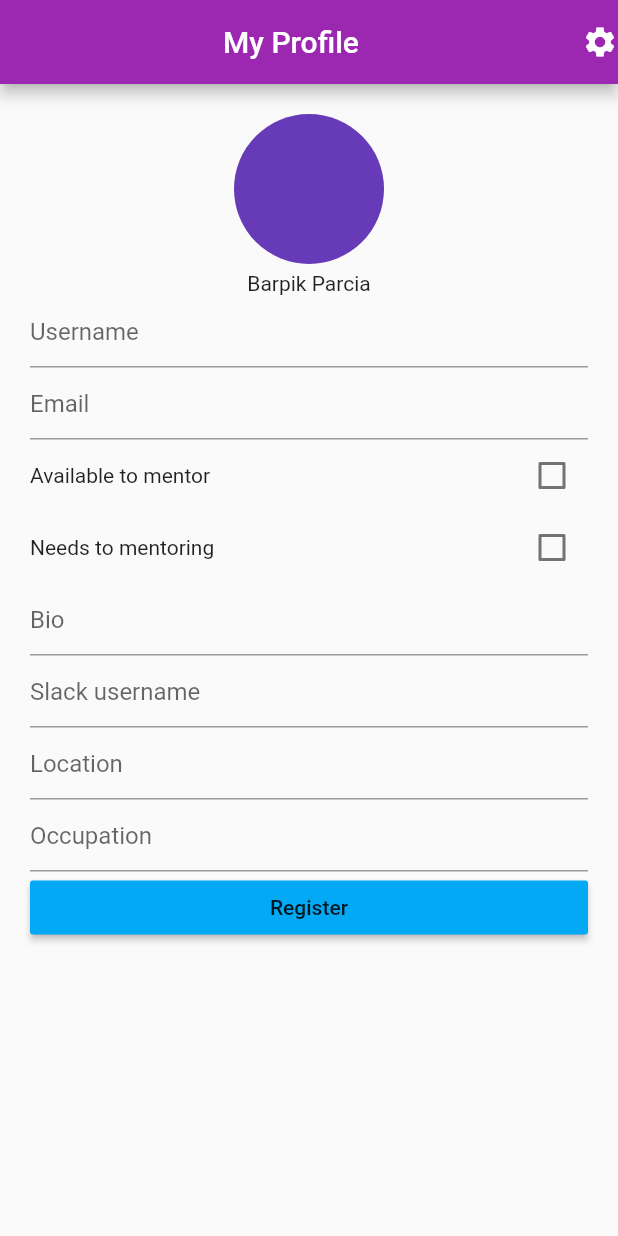
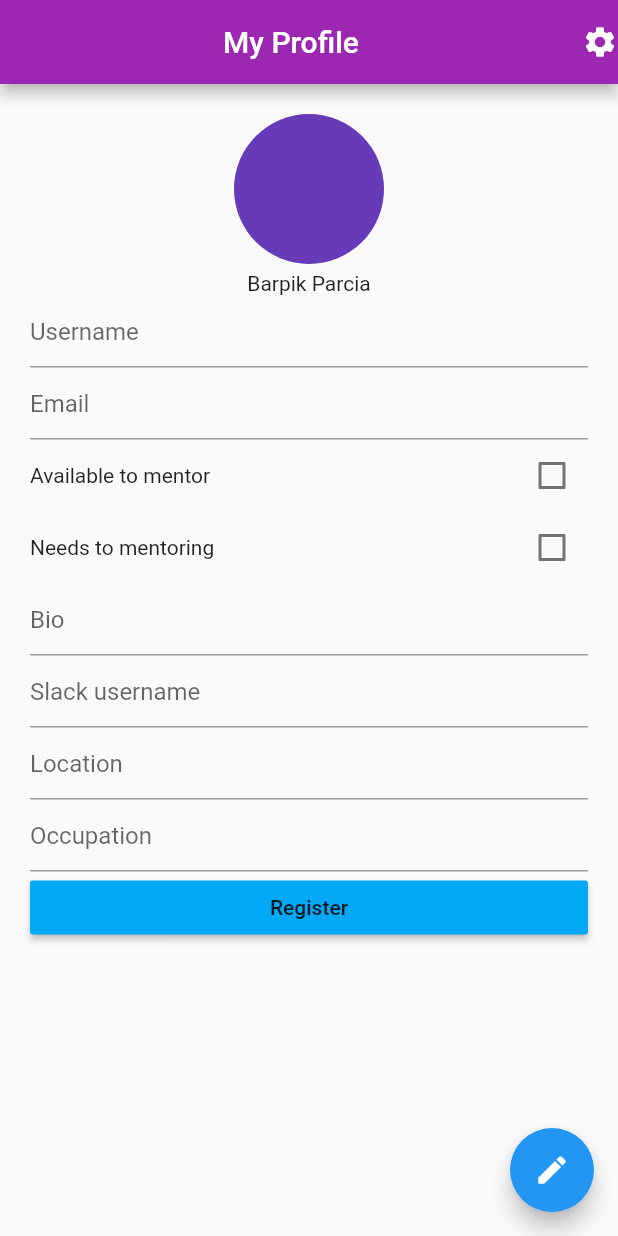
Before and after one commit to enricoirawan/flutter-mentoring-udacoding, a Flutter app: the screen it shows after launch, on a phone screen of 412 x 824 dp. Run offline on Flutter 3.47's test engine with Material 2 defaults, Android fonts, the phone set to English and light mode, and no system bars.

Commit message:
Menambahkan Icon Launcher dan Floating Action Button

```diff
--- a/minggu_1/task1/lib/screens/Profile.dart
+++ b/minggu_1/task1/lib/screens/Profile.dart
@@ -23,6 +23,10 @@ class _ProfileState extends State<Profile> {
         actions: [
           Icon(Icons.settings),
         ],
+      ),
+      floatingActionButton: FloatingActionButton(
+        onPressed: null,
+        child: Icon(Icons.edit),
       ),
       body: Container(
         padding: EdgeInsets.all(20),
```
Also changed, not shown: 5 other files.
